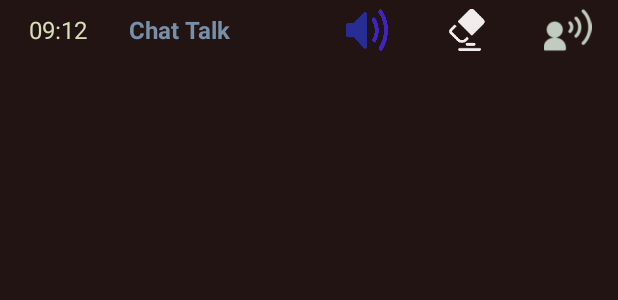
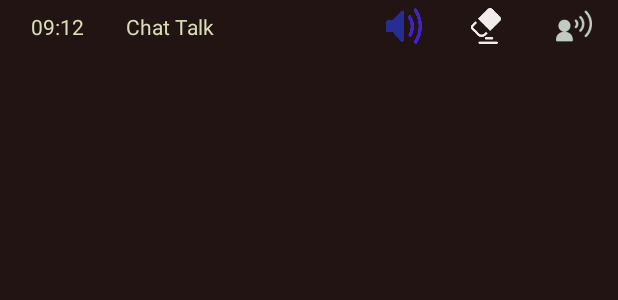
Before and after one commit to riopapa/ChatTalk1, an Android app: the layout notification_bar.xml on its own in the app's theme, with its tools: preview values and no code run, on a phone screen of 412 x 824 dp. Shown: the top 300 px of the screen. Run offline under Robolectric (Android 15) with nearby library versions, the phone set to English and light mode, and no system bars; Roboto replaces fonts that are not available here.

Commit message:
Update notification bar format

```diff
--- a/app/src/main/java/com/urrecliner/chattalk/AlertTable.java
+++ b/app/src/main/java/com/urrecliner/chattalk/AlertTable.java
@@ -166,8 +166,7 @@ class AlertTable {
             s.append(m.substring(m.length()-7)).append("^");
             s.append(strPad(al.skip, (padLen[5]))).append("^");
             s.append(" ").append(al.memo);
-            if (al.more.length()> 1)
-                s.append("~").append(al.more);
+            s.append("~").append(al.more);
             s.append("\n");
         }
         FileIO.writeTextFile( tableFolder,"kTalkAlerts",s.toString());
--- a/app/src/main/java/com/urrecliner/chattalk/MsgKaTalk.java
+++ b/app/src/main/java/com/urrecliner/chattalk/MsgKaTalk.java
@@ -38,7 +38,7 @@ class MsgKaTalk {
         } else {
             String head = "[카톡 " + iGroup + "." + iWho + "]";
             iText = utils.strReplace(iGroup, iText);
-            NotificationBar.update(head + " "+iText);
+            NotificationBar.update(iGroup+":"+iWho, iText);
             logQueUpdate.add(head, iText);
             if (IsWhoNine.in(nineIgnores, iWho))
                 iText = iText.replaceAll("[0-9]","");
--- a/app/src/main/java/com/urrecliner/chattalk/MsgNamoo.java
+++ b/app/src/main/java/com/urrecliner/chattalk/MsgNamoo.java
@@ -13,7 +13,7 @@ class MsgNamoo {
         }
         if (text.contains("체결")) {
             String sText = "나무App : " + text;
-            NotificationBar.update(sText);
+            NotificationBar.update("[NH나무]", sText);
             logQueUpdate.add("[NH나무] ", sText);
 
             // [나무] 매도 전량체결 기산텔레콤(035460) 100주 3,370원 주문No.125378
--- a/app/src/main/java/com/urrecliner/chattalk/MsgSMS.java
+++ b/app/src/main/java/com/urrecliner/chattalk/MsgSMS.java
@@ -36,7 +36,7 @@ class MsgSMS {
             String head = "[sms "+mWho + "]";
             mText = utils.strReplace(mWho, mText);
             logQueUpdate.add(head, mText);
-            NotificationBar.update(head+" " +mText);
+            NotificationBar.update("sms "+mWho, mText);
             if (IsWhoNine.in(nineIgnores, mWho))
                 mText = mText.replaceAll("[0-9]", "");
             sounds.speakAfterBeep(head+" 으로부터 "+ utils.makeEtc(mText, 160));
@@ -61,7 +61,7 @@ class MsgSMS {
                     String sayMsg = " 증권가 소식 " + (buySell.equals("매수") ? stockName + " "
                             + amount + " " + uPrice + "으로 샀음 " :
                             stockName + " " + amount + " " + uPrice + " 에 팔렸음 ");
-                    NotificationBar.update(sayMsg);
+                    NotificationBar.update(trade, sayMsg);
                     logQueUpdate.add("sms>"+nhStock, sayMsg);
                     FileIO.uploadStock(sGroup, mWho, stockName, buySell, mText, amount);
                     sounds.speakAfterBeep(sayMsg);
@@ -78,7 +78,7 @@ class MsgSMS {
     private void sayNormal(String mWho, String mText) {
         String head = "[sms."+ mWho + "] ";
         mText = utils.strReplace("sms", mText);
-        NotificationBar.update(head+ mText);
+        NotificationBar.update(head, mText);
         logQueUpdate.add(head, mText);
         sounds.speakAfterBeep(head + utils.makeEtc(mText, 160));
     }
--- a/app/src/main/java/com/urrecliner/chattalk/MsgStock.java
+++ b/app/src/main/java/com/urrecliner/chattalk/MsgStock.java
@@ -27,7 +27,7 @@ public class MsgStock {
         Thread thisThread = new Thread(() -> {
             String head = " [" + group + "." + who + "] ";
             FileIO.uploadStock(group, who, "", sTalk, sText, key12);
-            NotificationBar.update(head + sText + key12);
+            NotificationBar.update(head, sText);
             logQueUpdate.add(head, sText + key12);
             if (speakSwitchOn || sTalk.length() > 0) {
                 String[] joins = new String[]{sTalk, group, sTalk, who,
--- a/app/src/main/java/com/urrecliner/chattalk/NotificationBar.java
+++ b/app/src/main/java/com/urrecliner/chattalk/NotificationBar.java
@@ -22,7 +22,7 @@ public class NotificationBar {
     static final long LOOP_INTERVAL = 25 * 60 * 1000;
     static long lastTime = 0;
 
-    static void update(String msg) {
+    static void update(String who, String msg) {
 
         if (timerTask != null) {
             timerTask.cancel();
@@ -38,6 +38,7 @@ public class NotificationBar {
         if (mActivity != null) {
             Intent updateIntent = new Intent(mContext, NotificationService.class);
             updateIntent.putExtra("operation", SHOW_MESSAGE);
+            updateIntent.putExtra("who", who);
             updateIntent.putExtra("msg", msg);
             try {
                 mActivity.startService(updateIntent);
--- a/app/src/main/res/layout/notification_bar.xml
+++ b/app/src/main/res/layout/notification_bar.xml
@@ -17,39 +17,39 @@
         <TextView
             android:id="@+id/msg_time"
             android:layout_width="0dp"
-            android:layout_weight="4"
+            android:layout_weight="3"
             android:layout_height="match_parent"
-            android:textSize="16sp"
+            android:textSize="14sp"
             android:text="09:12"
             android:textColor="@color/colorLine"
             android:layout_gravity="center"
             android:gravity="center"
             />
         <TextView
+            android:id="@+id/msg_who"
             android:layout_width="0dp"
             android:layout_weight="6"
             android:layout_height="wrap_content"
             android:layout_gravity="center"
             android:layout_margin="8dp"
             android:text="@string/app_name"
-            android:textStyle="bold"
-            android:textColor="@color/colorPrimary"
-            android:textSize="16sp" />
+            android:textSize="14sp"
+            android:textColor="@color/colorLine"
+         />
 
         <ImageView
             android:layout_width="0dp"
-            android:layout_weight="3"
+            android:layout_weight="2"
             android:id="@+id/speak"
-            android:layout_height="28dp"
+            android:layout_height="24dp"
             android:layout_gravity="center"
-            android:layout_margin="4dp"
             android:src="@drawable/speak_off" />
 
         <ImageView
             android:layout_width="0dp"
-            android:layout_weight="3"
+            android:layout_weight="2"
             android:id="@+id/erase"
-            android:layout_height="28dp"
+            android:layout_height="24dp"
             android:layout_gravity="center"
             android:layout_margin="4dp"
             android:src="@mipmap/eraser" />
@@ -57,8 +57,8 @@
         <ImageView
             android:id="@+id/stop_now"
             android:layout_width="0dp"
-            android:layout_weight="3"
-            android:layout_height="32dp"
+            android:layout_weight="2"
+            android:layout_height="24dp"
             android:layout_gravity="center"
             android:layout_margin="4dp"
             android:src="@drawable/stop_talking" />
```
Also changed, not shown: app/src/main/java/com/urrecliner/chattalk/EditTextActivity.java (+22 -10 lines), app/src/main/java/com/urrecliner/chattalk/NotificationListener.java (+19 -18 lines), app/src/main/java/com/urrecliner/chattalk/NotificationService.java (+8 -3 lines).
